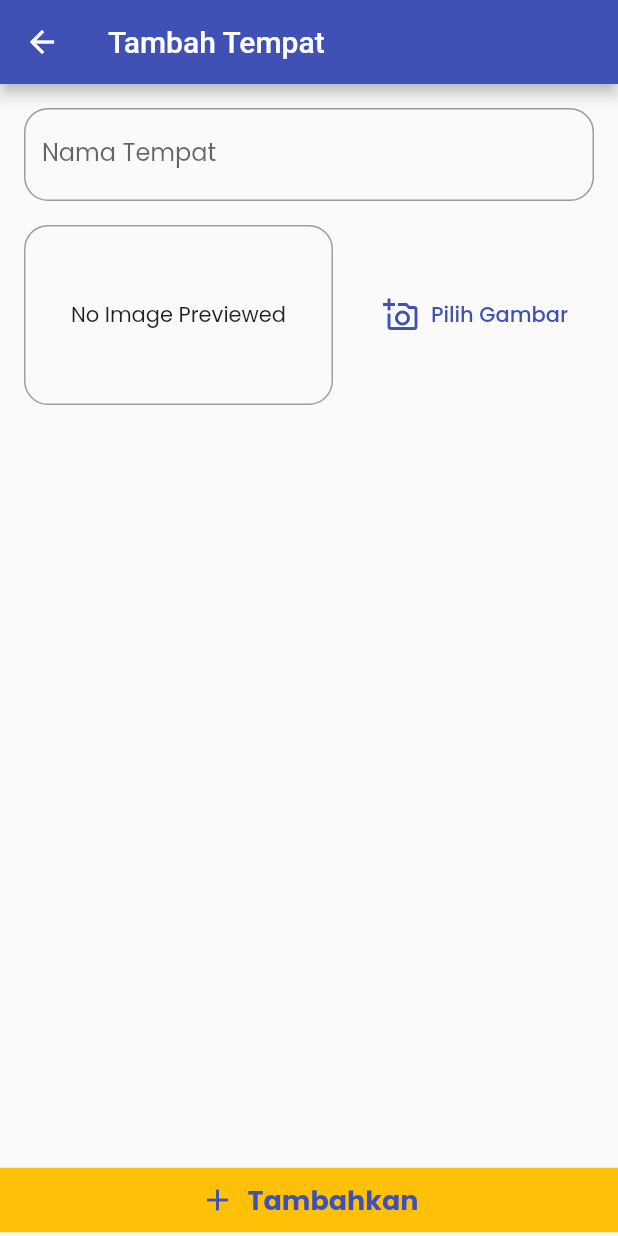
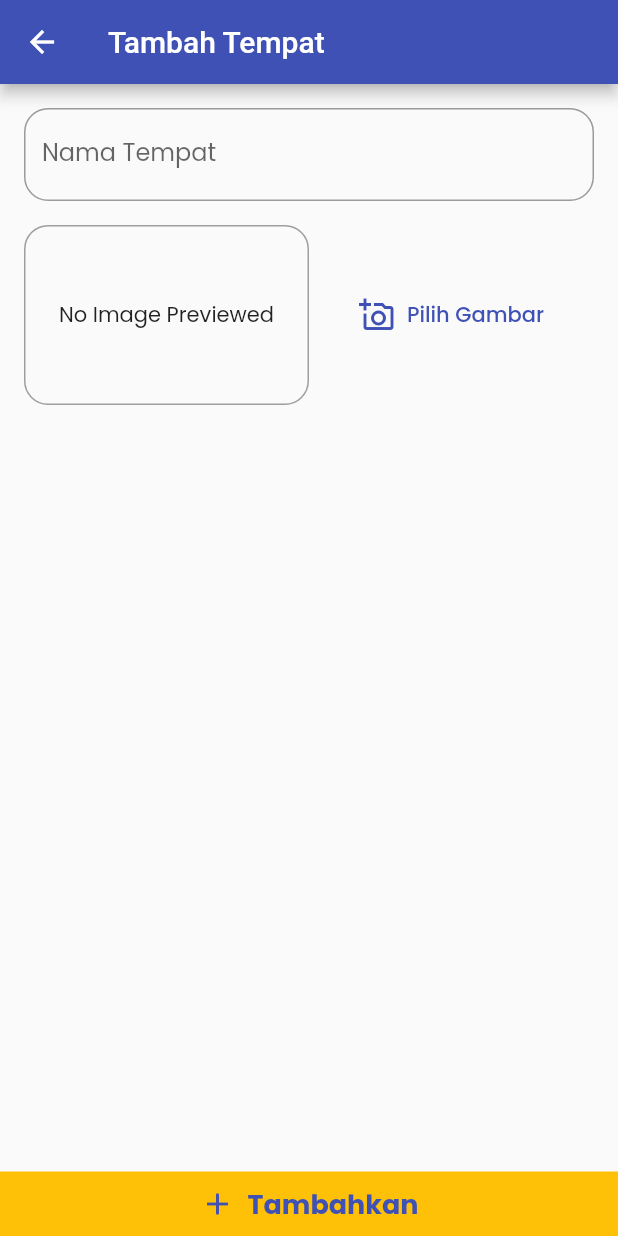
Before and after one commit to ianahmfac/Teman-Tempat, a Flutter app: the AddPlaceScreen screen opened by its route, on a phone screen of 412 x 824 dp. Run offline on Flutter 3.47's test engine with Material 2 defaults, Android fonts, the phone set to English and light mode, and no system bars; our stand-ins replace google_fonts, image_picker.

Commit message:
Fixing layout between button and image preview

```diff
--- a/lib/screens/add_place_screen.dart
+++ b/lib/screens/add_place_screen.dart
@@ -110,6 +110,7 @@ class _AddPlaceScreenState extends State<AddPlaceScreen> {
         ),
       ),
       style: ElevatedButton.styleFrom(
+          tapTargetSize: MaterialTapTargetSize.shrinkWrap,
           primary: accentColor,
           elevation: 0,
           shape: RoundedRectangleBorder(
--- a/lib/widgets/image_input.dart
+++ b/lib/widgets/image_input.dart
@@ -54,9 +54,9 @@ class _ImageInputState extends State<ImageInput> {
   Widget build(BuildContext context) {
     return Row(
       children: [
-        Container(
+        Expanded(
+          child: Container(
             height: 120,
-          width: MediaQuery.of(context).size.width * 0.5,
             decoration: BoxDecoration(
               border: Border.all(width: 1, color: Colors.grey),
               borderRadius: BorderRadius.circular(16),
@@ -73,8 +73,6 @@ class _ImageInputState extends State<ImageInput> {
                 : Text("No Image Previewed", textAlign: TextAlign.center),
             alignment: Alignment.center,
           ),
-        SizedBox(
-          width: 16,
         ),
         Expanded(
           child: TextButton.icon(
```
Also changed, not shown: 1 other file. Lines whose indentation alone changed are shown as unchanged.
